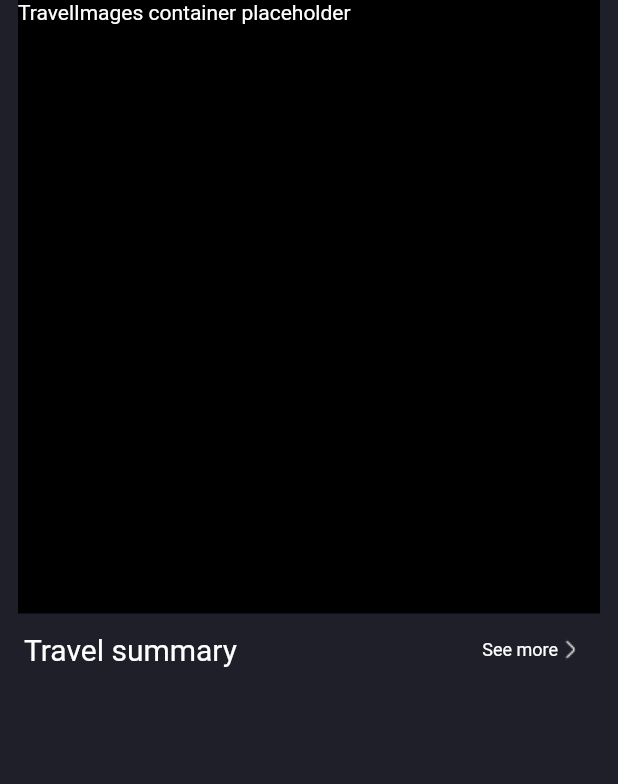
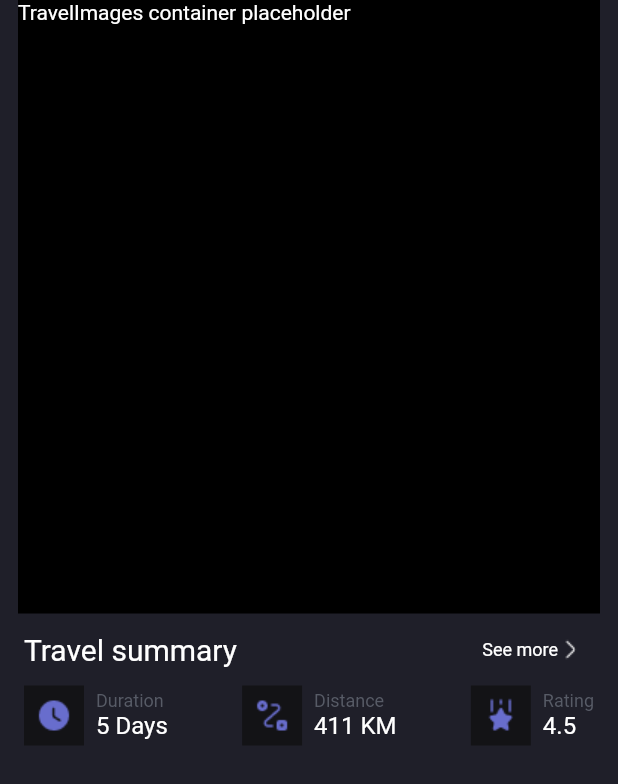
Before and after one commit to berzinsk/ui_tour_booking_app_flutter, a Flutter app: the screen it shows after launch, on a phone screen of 412 x 824 dp. Shown: the top 784 px of the screen. Run offline on Flutter 3.47's test engine with Material 2 defaults, Android fonts, the light colour scheme and no system bars.

Commit message:
Add assets for travel summary / add UI for travel summary detail items

```diff
--- a/lib/components/travel_details/travel_summary.dart
+++ b/lib/components/travel_details/travel_summary.dart
@@ -1,6 +1,7 @@
 import 'package:flutter/material.dart';
 
 import './travel_summary_header.dart';
+import './travel_summary_details.dart';
 
 class TravelSummary extends StatelessWidget {
   const TravelSummary({Key? key}) : super(key: key);
@@ -10,6 +11,7 @@ class TravelSummary extends StatelessWidget {
     return Column(
       children: const [
         TravelSummaryHeader(),
+        TravelSummaryDetails(),
       ],
     );
   }
--- /dev/null
+++ b/lib/components/travel_details/travel_summary_details.dart
@@ -0,0 +1,31 @@
+import 'package:flutter/material.dart';
+
+import './travel_summary_details_item.dart';
+
+class TravelSummaryDetails extends StatelessWidget {
+  const TravelSummaryDetails({Key? key}) : super(key: key);
+
+  @override
+  Widget build(BuildContext context) {
+    return Row(
+      mainAxisAlignment: MainAxisAlignment.spaceBetween,
+      children: const [
+        TravelSummaryDetailsItem(
+          iconName: 'clock',
+          title: 'Duration',
+          detailText: '5 Days',
+        ),
+        TravelSummaryDetailsItem(
+          iconName: 'routing',
+          title: 'Distance',
+          detailText: '411 KM',
+        ),
+        TravelSummaryDetailsItem(
+          iconName: 'ranking',
+          title: 'Rating',
+          detailText: '4.5',
+        ),
+      ],
+    );
+  }
+}
--- /dev/null
+++ b/lib/components/travel_details/travel_summary_details_item.dart
@@ -0,0 +1,55 @@
+import 'package:flutter/material.dart';
+
+class TravelSummaryDetailsItem extends StatelessWidget {
+  const TravelSummaryDetailsItem({
+    Key? key,
+    required this.iconName,
+    required this.title,
+    required this.detailText,
+  }) : super(key: key);
+
+  final String iconName;
+  final String title;
+  final String detailText;
+
+  @override
+  Widget build(BuildContext context) {
+    return Row(
+      children: [
+        Container(
+          width: 40.0,
+          height: 40.0,
+          color: const Color(0xff131316),
+          child: Image(
+            image: AssetImage('asset/images/$iconName.png'),
+            width: 24.0,
+            height: 24.0,
+          ),
+        ),
+        Padding(
+          padding: const EdgeInsets.only(left: 8.0),
+          child: Column(
+            mainAxisAlignment: MainAxisAlignment.spaceBetween,
+            crossAxisAlignment: CrossAxisAlignment.start,
+            children: [
+              Text(
+                title,
+                style: const TextStyle(
+                  color: Color(0xff575b66),
+                  fontSize: 12.0,
+                ),
+              ),
+              Text(
+                detailText,
+                style: const TextStyle(
+                  color: Colors.white,
+                  fontSize: 16.0,
+                ),
+              ),
+            ],
+          ),
+        )
+      ],
+    );
+  }
+}
```
Also changed, not shown: asset/images/arrow-circle-right.png (added), asset/images/clock.png (added), asset/images/ranking.png (added), asset/images/routing.png (added).
